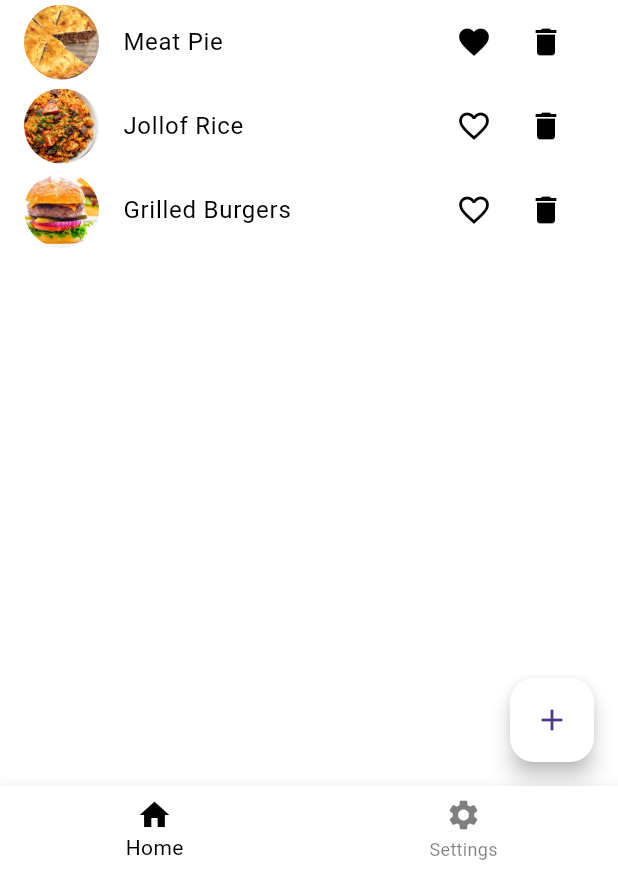
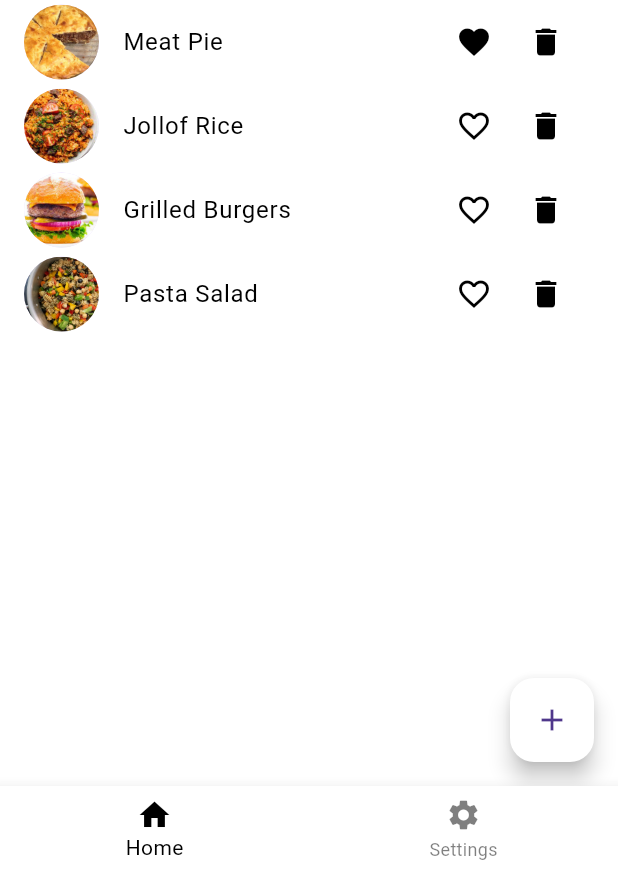
Before and after one commit to Ibrahimawoleiro/Recipe_Flutter_App, a Flutter app: the screen it shows after launch, after a tap on the "favorite outline" icon, on a phone screen of 412 x 824 dp, the part 363-1236 px from its top. Run offline on Flutter 3.47's test engine with Material 3 defaults, Android fonts, the phone set to English and light mode, and no system bars; our stand-ins replace flutter_colorpicker.

Commit message:
Fixed bugs and added a recipe.

```diff
--- a/lib/ViewModel/RecipeViewModel.dart
+++ b/lib/ViewModel/RecipeViewModel.dart
@@ -126,6 +126,68 @@ DIRECTIONS
 8. Tuck into a warm crusty bun and add your favourite toppings.
 '''
 ),
+Recipe(
+        id:4,
+        name: 'Pasta Salad',
+        imageUrl: 'assets/images/pasta_salad.jpg',
+        ingredients: [
+          Ingredient(
+            name: 'Pasta',
+            quantity: '1 lb.'
+          ),
+          Ingredient(
+            name: 'Italian Salad Dressing',
+            quantity: 'to taste'
+          ),
+          Ingredient(
+            name: 'Salad Seasoning Mix',
+            quantity: 'to taste'
+          ),
+          Ingredient(
+            name: 'Cherry tomatoes',
+            quantity: 'as desired'
+          ),
+          Ingredient(
+            name: 'Green Bell Pepper',
+            quantity: '1'
+          ),
+          Ingredient(
+            name: 'Yellow Bell Pepper',
+            quantity: '1'
+          ),
+          Ingredient(
+            name: 'Red Bell Pepper',
+            quantity: '1'
+          ),
+          Ingredient(
+            name: 'Black Olives',
+            quantity: '1 can'
+          ),
+          Ingredient(
+            name: 'Water',
+            quantity: '6 quarts'
+          ),
+          Ingredient(
+            name: 'Salt',
+            quantity: 'to taste'
+          )
+        ],
+        instructions:
+          'Directions:\n\n'
+          'Fill a large pot with water.\n\n'
+          'Bring the pot to a boil.\n\n'
+          'Add salt.\n\n'
+          'Add dried pasta.\n\n'
+          'Stir until water returns to a boil.\n\n'
+          'Strain and cool pasta briefly.\n\n'
+          'Toss pasta in olive oil.\n\n'
+          'Cool pasta to room temp and refrigerate covered.\n\n'
+          'Chop bell peppers.\n\n'
+          'Pour italian dressing into a small bowl.\n\n'
+          'Add salad seasoning to dressing to taste.'
+          'Add bell peppers and olives to seasoned dressing and mix together.'
+          'Add seasoned dressing to pasta and mix together.'
+      ),
   ];
   notifyListeners();
 }
--- a/lib/Views/EditRecipeView.dart
+++ b/lib/Views/EditRecipeView.dart
@@ -41,7 +41,7 @@ class _EditRecipeViewState extends State<EditRecipeView> {
           children: [
             Text(
               'Ingredients:',
-              style: TextStyle(fontSize: 20, fontWeight: FontWeight.bold, color: settingsViewModel.textColor), // Use text color from settings view model
+              style: TextStyle(fontSize: 20, fontWeight: FontWeight.bold, color: settingsViewModel.foregroundColor), // Use text color from settings view model
             ),
             SizedBox(height: 8),
             TextField(
@@ -67,6 +67,7 @@ class _EditRecipeViewState extends State<EditRecipeView> {
                 Recipe updatedRecipe = Recipe(
                   id: widget.recipe.id,
                   name: widget.recipe.name,
+                  imageUrl: widget.recipe.imageUrl,
                   ingredients: updatedIngredients,
                   instructions: widget.recipe.instructions,
                 );
@@ -76,7 +77,7 @@ class _EditRecipeViewState extends State<EditRecipeView> {
               },
               child: Text('Save'),
               style: ButtonStyle(
-                backgroundColor: MaterialStateProperty.all<Color>(settingsViewModel.buttonColor), // Use button color from settings view model
+                backgroundColor: MaterialStateProperty.all<Color>(settingsViewModel.backgroundColor), // Use button color from settings view model
               ),
             ),
           ],
--- a/lib/main.dart
+++ b/lib/main.dart
@@ -21,6 +21,7 @@ class MyApp extends StatelessWidget {
   @override
   Widget build(BuildContext context) {
     return MaterialApp(
+      debugShowCheckedModeBanner: false,
       title: 'Recipe App',
       theme: ThemeData(
         primarySwatch: Colors.blue,
```
Also changed, not shown: assets/images/pasta_salad.jpg (added).
